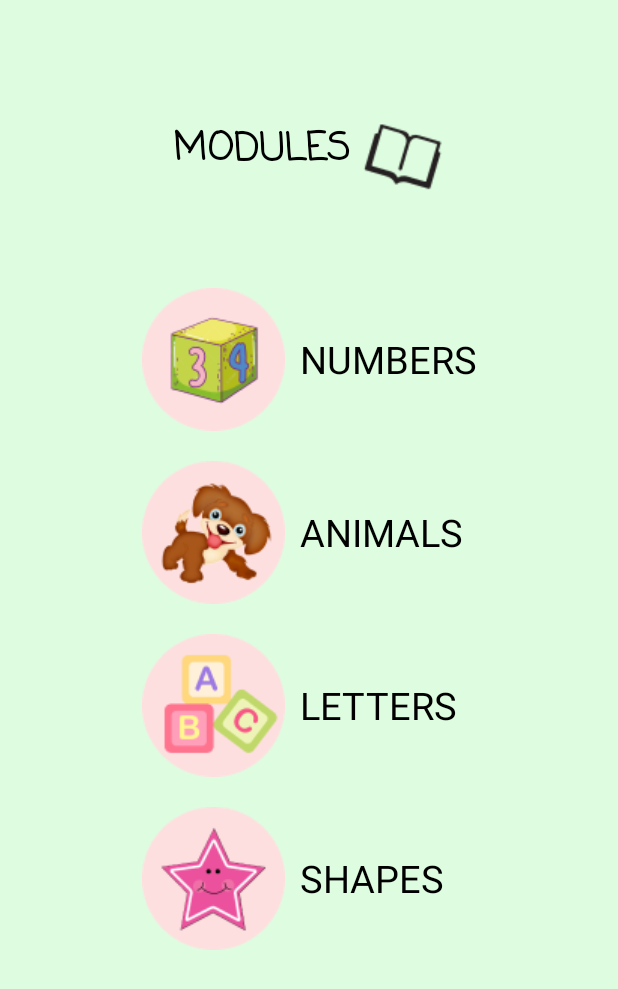
After one commit to RAIN-20/ABAKADA, an Android app: the modules_screen screen opened directly, with no data from a screen before it, on a phone screen of 412 x 824 dp. The commit adds this screen. Shown: the top 989 px of the screen. Run offline under Robolectric (Android 15) with nearby library versions, the phone set to English and light mode, and no system bars.

Commit message:
add story books, quizzes, and modules screen

```diff
--- /dev/null
+++ b/app/src/main/java/com/example/abakada/modules_screen.kt
@@ -0,0 +1,15 @@
+package com.example.abakada
+
+import androidx.appcompat.app.AppCompatActivity
+import android.os.Bundle
+
+class modules_screen : AppCompatActivity() {
+    override fun onCreate(savedInstanceState: Bundle?) {
+        super.onCreate(savedInstanceState)
+        setContentView(R.layout.activity_modules_screen)
+
+    }
+
+
+
+}
--- a/app/src/main/res/layout/activity_home_screen.xml
+++ b/app/src/main/res/layout/activity_home_screen.xml
@@ -72,6 +72,7 @@
                 android:orientation="vertical">
 
                 <ImageView
+
                     android:id="@+id/image_modules"
                     android:layout_width="wrap_content"
                     android:layout_height="wrap_content"
--- /dev/null
+++ b/app/src/main/res/layout/activity_modules_screen.xml
@@ -0,0 +1,148 @@
+<?xml version="1.0" encoding="utf-8"?>
+<androidx.constraintlayout.widget.ConstraintLayout xmlns:android="http://schemas.android.com/apk/res/android"
+    xmlns:app="http://schemas.android.com/apk/res-auto"
+    xmlns:tools="http://schemas.android.com/tools"
+    android:layout_width="match_parent"
+    android:layout_height="match_parent"
+
+    android:background="#DEFDE0"
+    tools:context=".modules_screen">
+
+    <LinearLayout
+        android:id="@+id/moduletextView"
+        android:layout_width="wrap_content"
+        android:layout_height="wrap_content"
+        android:layout_marginTop="80dp"
+        android:orientation="horizontal"
+        app:layout_constraintEnd_toEndOf="parent"
+        app:layout_constraintStart_toStartOf="parent"
+        app:layout_constraintTop_toTopOf="parent">
+
+        <TextView
+
+            android:layout_width="wrap_content"
+            android:layout_height="wrap_content"
+
+            android:fontFamily="casual"
+            android:text="MODULES"
+            android:textSize="25dp"
+            android:textStyle="bold"
+            android:textColor="@color/black"/>
+
+
+        <ImageView
+            android:layout_width="wrap_content"
+            android:layout_height="wrap_content"
+            android:layout_marginStart="8dp"
+            android:background="@drawable/book"
+            app:layout_constraintStart_toEndOf="@+id/moduletextView"
+
+            />
+    </LinearLayout>
+
+
+    <LinearLayout
+        android:layout_width="wrap_content"
+        android:layout_height="wrap_content"
+        android:layout_marginTop="60dp"
+        android:orientation="vertical"
+        app:layout_constraintEnd_toEndOf="parent"
+        app:layout_constraintStart_toStartOf="parent"
+        app:layout_constraintTop_toBottomOf="@+id/moduletextView">
+
+
+        <LinearLayout
+            android:layout_width="wrap_content"
+            android:layout_height="wrap_content"
+            android:orientation="horizontal">
+
+            <ImageView
+                android:layout_width="wrap_content"
+                android:layout_height="wrap_content"
+                android:src="@drawable/cube" />
+
+            <TextView
+                android:layout_width="wrap_content"
+                android:layout_height="wrap_content"
+                android:layout_gravity="center"
+                android:layout_marginLeft="10dp"
+                android:text="NUMBERS"
+                android:textSize="25dp"
+                android:textColor="@color/black"/>
+
+
+        </LinearLayout>
+
+        <LinearLayout
+            android:layout_width="wrap_content"
+            android:layout_height="wrap_content"
+            android:layout_marginTop="20dp"
+            android:orientation="horizontal">
+
+            <ImageView
+                android:layout_width="wrap_content"
+                android:layout_height="wrap_content"
+                android:src="@drawable/dog" />
+
+            <TextView
+                android:layout_width="wrap_content"
+                android:layout_height="wrap_content"
+                android:layout_gravity="center"
+                android:layout_marginLeft="10dp"
+                android:text="ANIMALS"
+                android:textSize="25dp"
+                android:textColor="@color/black"/>
+
+
+        </LinearLayout>
+
+        <LinearLayout
+            android:layout_width="wrap_content"
+            android:layout_height="wrap_content"
+            android:layout_marginTop="20dp"
+            android:orientation="horizontal">
+
+            <ImageView
+                android:layout_width="wrap_content"
+                android:layout_height="wrap_content"
+                android:src="@drawable/abc" />
+
+            <TextView
+                android:layout_width="wrap_content"
+                android:layout_height="wrap_content"
+                android:layout_gravity="center"
+                android:layout_marginLeft="10dp"
+                android:text="LETTERS"
+                android:textSize="25dp"
+                android:textColor="@color/black"/>
+
+
+        </LinearLayout>
+
+        <LinearLayout
+            android:layout_width="wrap_content"
+            android:layout_height="wrap_content"
+            android:layout_marginTop="20dp"
+            android:orientation="horizontal">
+
+            <ImageView
+                android:layout_width="wrap_content"
+                android:layout_height="wrap_content"
+                android:src="@drawable/star" />
+
+            <TextView
+                android:layout_width="wrap_content"
+                android:layout_height="wrap_content"
+                android:layout_gravity="center"
+                android:layout_marginLeft="10dp"
+                android:text="SHAPES"
+                android:textSize="25dp"
+                android:textColor="@color/black"/>
+
+
+        </LinearLayout>
+
+    </LinearLayout>
+
+
+</androidx.constraintlayout.widget.ConstraintLayout>
```
Also changed, not shown: app/src/main/AndroidManifest.xml (+9 -0 lines), app/src/main/java/com/example/abakada/HomeScreen.kt (+17 -2 lines), app/src/main/java/com/example/abakada/QuizzesActivity.kt (added, +11 -0 lines), app/src/main/java/com/example/abakada/StoryBooks.kt (added, +11 -0 lines), app/src/main/res/layout/activity_quizzes.xml (added, +125 -0 lines), app/src/main/res/layout/activity_story_books.xml (added, +109 -0 lines), app/src/main/res/drawable/abc.png (added), app/src/main/res/drawable/book.png (added), app/src/main/res/drawable/cube.png (added), app/src/main/res/drawable/dog.png (added), app/src/main/res/drawable/quizzes_book.png (added), app/src/main/res/drawable/star.png (added), 1 other file.
